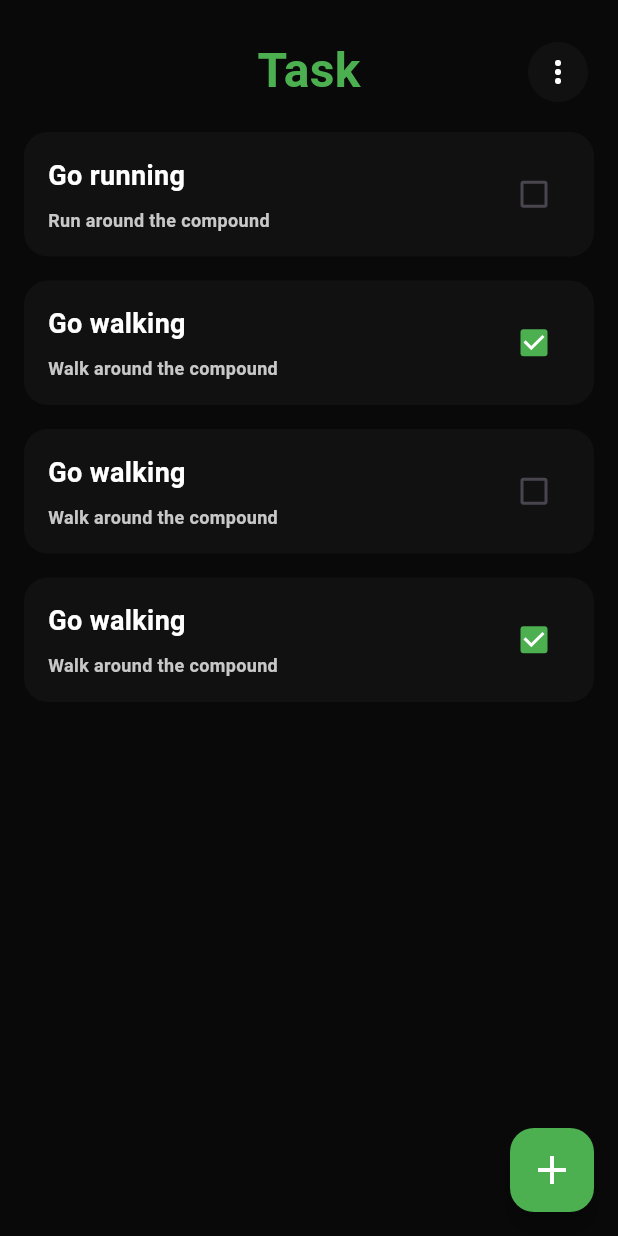
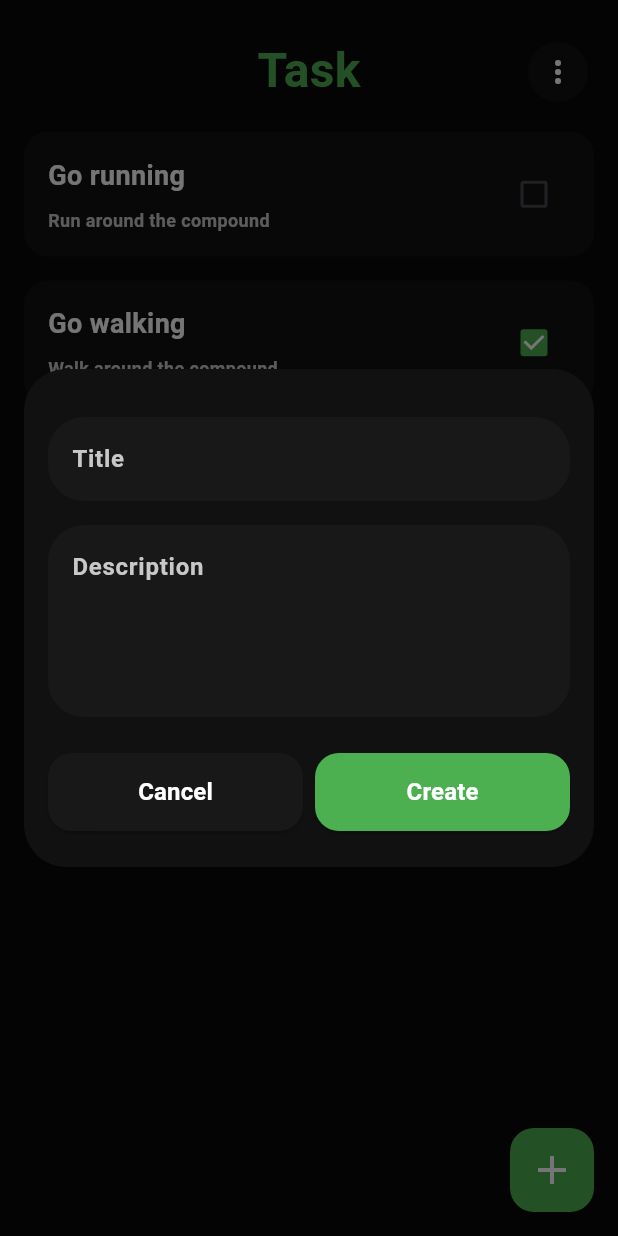
Before and after one commit to jsolo-dev/task_manager, a Flutter app: the screen it shows after launch, after a tap on the "add" icon, on a phone screen of 412 x 824 dp. Run offline on Flutter 3.47's test engine with Material 3 defaults, Android fonts, the phone set to English and light mode, and no system bars; our stand-ins replace dio, flutter_bloc, fpdart, get_it, go_router, popover.

Commit message:
Added the modal for creating tasks

```diff
--- a/frontend/task_manager/lib/core/util/task_data.dart
+++ b/frontend/task_manager/lib/core/util/task_data.dart
@@ -1,6 +1,6 @@
 import 'package:task_manager/features/tasks/domain/entity/task_entity.dart';
 
-List<TaskEntity> task_data = [
+List<TaskEntity> taskData = [
   TaskEntity(
     title: "Go running",
     description: "Run around the compound",
--- a/frontend/task_manager/lib/features/tasks/presentation/widget/add_task_button.dart
+++ b/frontend/task_manager/lib/features/tasks/presentation/widget/add_task_button.dart
@@ -1,6 +1,7 @@
 import 'package:flutter/material.dart';
 import 'package:task_manager/core/constants/app_color.dart';
 import 'package:task_manager/core/constants/app_size.dart';
+import 'package:task_manager/features/tasks/presentation/widget/create_task_dialog.dart';
 
 class AddTaskButton extends StatelessWidget {
   const AddTaskButton({super.key});
@@ -10,7 +11,14 @@ class AddTaskButton extends StatelessWidget {
     return FloatingActionButton(
       backgroundColor: AppColor.primary,
       foregroundColor: AppColor.primaryText,
-      onPressed: () {},
+      onPressed: () {
+        showDialog(
+          context: context,
+          builder: (context) {
+            return CreateTaskDialog();
+          },
+        );
+      },
       child: Icon(Icons.add, size: AppSize.xl2),
     );
   }
--- a/frontend/task_manager/lib/features/tasks/presentation/widget/create_task_dialog.dart
+++ b/frontend/task_manager/lib/features/tasks/presentation/widget/create_task_dialog.dart
@@ -0,0 +1,107 @@
+import 'package:flutter/material.dart';
+import 'package:task_manager/core/constants/app_color.dart';
+import 'package:task_manager/core/constants/app_radius.dart';
+import 'package:task_manager/core/constants/app_size.dart';
+import 'package:task_manager/core/constants/app_spacing.dart';
+import 'package:task_manager/features/tasks/presentation/widget/text_input.dart';
+
+class CreateTaskDialog extends StatefulWidget {
+  const CreateTaskDialog({super.key});
+
+  @override
+  State<CreateTaskDialog> createState() => _CreateTaskDialogState();
+}
+
+class _CreateTaskDialogState extends State<CreateTaskDialog> {
+  late final TextEditingController titleController;
+  late final TextEditingController descriptionController;
+
+  @override
+  void initState() {
+    super.initState();
+    titleController = TextEditingController();
+    descriptionController = TextEditingController();
+  }
+
+  @override
+  Widget build(BuildContext context) {
+    return Dialog(
+      insetPadding: EdgeInsets.symmetric(horizontal: AppSpacing.lg),
+      backgroundColor: AppColor.surface,
+      child: Padding(
+        padding: EdgeInsets.symmetric(
+          horizontal: AppSpacing.lg,
+          vertical: AppSpacing.xl,
+        ),
+        child: Column(
+          crossAxisAlignment: CrossAxisAlignment.start,
+          mainAxisSize: MainAxisSize.min,
+          children: [
+            SizedBox(height: AppSpacing.md),
+            TextInput(
+              controller: titleController,
+              enabled: true,
+              hintText: "Title",
+            ),
+            SizedBox(height: AppSpacing.lg),
+            TextInput(
+              controller: descriptionController,
+              enabled: true,
+              hintText: "Description",
+              maxLines: 4,
+            ),
+            SizedBox(height: AppSpacing.xl),
+            Row(
+              spacing: AppSpacing.md,
+              children: [
+                Expanded(
+                  child: ElevatedButton(
+                    style: ElevatedButton.styleFrom(
+                      backgroundColor: Color(0xFF181818),
+                      foregroundColor: AppColor.primaryText,
+                      shape: RoundedRectangleBorder(
+                        borderRadius: BorderRadius.circular(AppRadius.lg),
+                      ),
+                      fixedSize: Size.fromHeight(AppSize.xl2 + 20),
+                    ),
+                    onPressed: () {
+                      Navigator.of(context).pop();
+                    },
+                    child: Text(
+                      "Cancel",
+                      style: TextStyle(
+                        fontWeight: FontWeight.bold,
+                        fontSize: AppSize.lg,
+                      ),
+                    ),
+                  ),
+                ),
+                Expanded(
+                  child: ElevatedButton(
+                    style: ElevatedButton.styleFrom(
+                      backgroundColor: AppColor.primary,
+                      foregroundColor: AppColor.primaryText,
+
+                      shape: RoundedRectangleBorder(
+                        borderRadius: BorderRadius.circular(AppRadius.lg),
+                      ),
+                      fixedSize: Size.fromHeight(AppSize.xl2 + 20),
+                    ),
+                    onPressed: () {},
+                    child: Text(
+                      "Create",
+                      style: TextStyle(
+                        fontWeight: FontWeight.bold,
+                        fontSize: AppSize.lg,
+                      ),
+                    ),
+                  ),
+                ),
+              ],
+            ),
+          ],
+        ),
+      ),
+    );
+  }
+}
--- a/frontend/task_manager/lib/features/tasks/presentation/widget/task_list.dart
+++ b/frontend/task_manager/lib/features/tasks/presentation/widget/task_list.dart
@@ -8,9 +8,9 @@ class TaskList extends StatelessWidget {
   @override
   Widget build(BuildContext context) {
     return ListView.builder(
-      itemCount: task_data.length,
+      itemCount: taskData.length,
       itemBuilder: (context, index) {
-        return TaskCard(task: task_data.elementAt(index));
+        return TaskCard(task: taskData.elementAt(index));
       },
     );
   }
```
